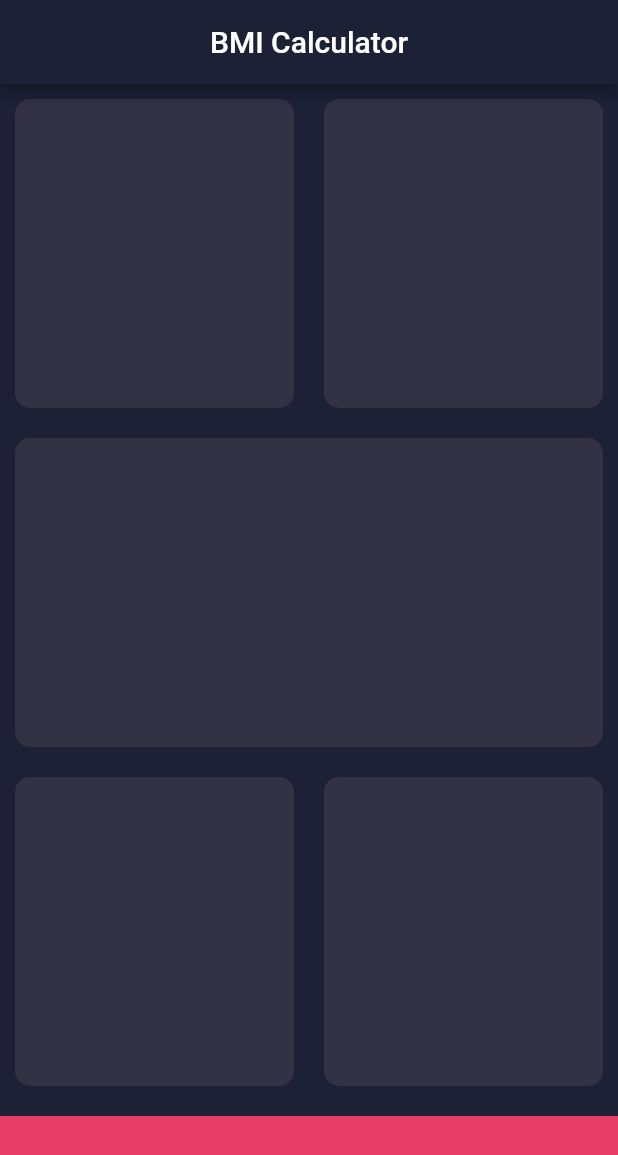
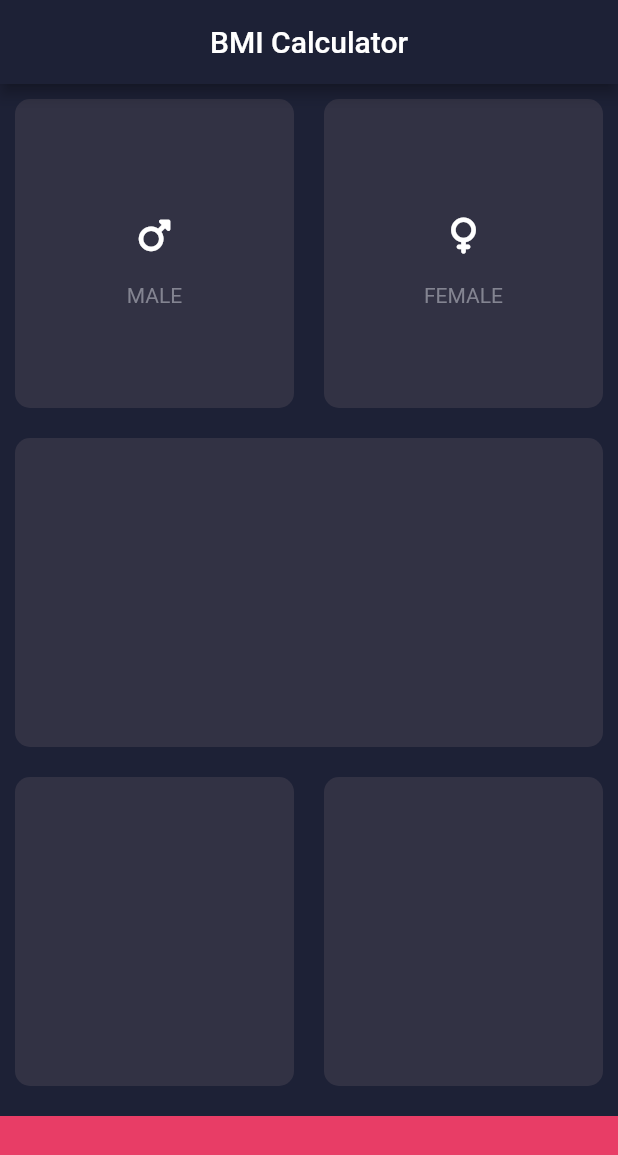
Before and after one commit to CocodriloFeliz/BMI-Calculator-app, a Flutter app: the screen it shows after launch, on a phone screen of 412 x 824 dp. Shown: the top 1155 px of the screen. Run offline on Flutter 3.47's test engine with Material 2 defaults, Android fonts, the phone set to English and light mode, and no system bars; our stand-ins replace font_awesome_flutter.

Commit message:
buttons male and female added

```diff
--- a/lib/input_page.dart
+++ b/lib/input_page.dart
@@ -1,8 +1,9 @@
 import 'package:flutter/material.dart';
-
+import 'package:font_awesome_flutter/font_awesome_flutter.dart';
 
 Color colorCard = const Color(0xFF323244);
 Color colorBottomContainer = const Color(0xFFE83D66);
+Color colorTitle = const Color(0xFF838491);
 const double bottomContainerHeight = 80.0;
 
 class InputPage extends StatefulWidget {
@@ -13,7 +14,6 @@ class InputPage extends StatefulWidget {
 }
 
 class _InputPageState extends State<InputPage> {
-
   @override
   Widget build(BuildContext context) {
     return Scaffold(
@@ -28,10 +28,24 @@ class _InputPageState extends State<InputPage> {
               child: Row(
                 children: [
                   Expanded(
-                    child: ReusableCard(color: colorCard),
+                    child: ReusableCard(
+                      color: colorCard,
+                      child: ChildInfo(
+                        icon: const FaIcon(FontAwesomeIcons.mars),
+                        title: 'MALE',
+                        colorTitle: colorTitle,
+                      ),
+                    ),
                   ),
                   Expanded(
-                    child: ReusableCard(color: colorCard),
+                    child: ReusableCard(
+                      color: colorCard,
+                      child: ChildInfo(
+                        icon: const FaIcon(FontAwesomeIcons.venus),
+                        title: 'FEMALE',
+                        colorTitle: colorTitle,
+                      ),
+                      ),
                   ),
                 ],
               ),
@@ -64,19 +78,48 @@ class _InputPageState extends State<InputPage> {
   }
 }
 
+class ChildInfo extends StatelessWidget {
+  final FaIcon icon;
+  final String title;
+  final Color colorTitle;
+
+  const ChildInfo({Key? key, required this.icon, required this.title, required this.colorTitle}) : super(key: key);
+
+  @override
+  Widget build(BuildContext context) {
+    return Column(
+      mainAxisAlignment: MainAxisAlignment.center,
+      children: [
+        IconButton(
+          icon: icon,
+          onPressed: () {},
+        ),
+        const SizedBox(
+          height: 8.0,
+        ),
+        Text(
+          title,
+          style: TextStyle(color: colorTitle),
+        )
+      ],
+    );
+  }
+}
+
 class ReusableCard extends StatelessWidget {
+  final Color color;
+  final Widget? child;
 
-  final Color color;
-
-  const ReusableCard({Key? key, required this.color}) : super(key: key);
+  const ReusableCard({Key? key, required this.color, this.child})
+      : super(key: key);
 
   @override
   Widget build(BuildContext context) {
     return Container(
       margin: const EdgeInsets.all(10.0),
       decoration: BoxDecoration(
-          color: color,
-          borderRadius: BorderRadius.circular(10.0)),
+          color: color, borderRadius: BorderRadius.circular(10.0)),
+      child: child,
     );
   }
 }
--- a/pubspec.yaml
+++ b/pubspec.yaml
@@ -34,6 +34,7 @@ dependencies:
   # The following adds the Cupertino Icons font to your application.
   # Use with the CupertinoIcons class for iOS style icons.
   cupertino_icons: ^1.0.2
+  font_awesome_flutter: ^10.1.0
 
 dev_dependencies:
   flutter_test:
```
Also changed, not shown: pubspec.lock.
